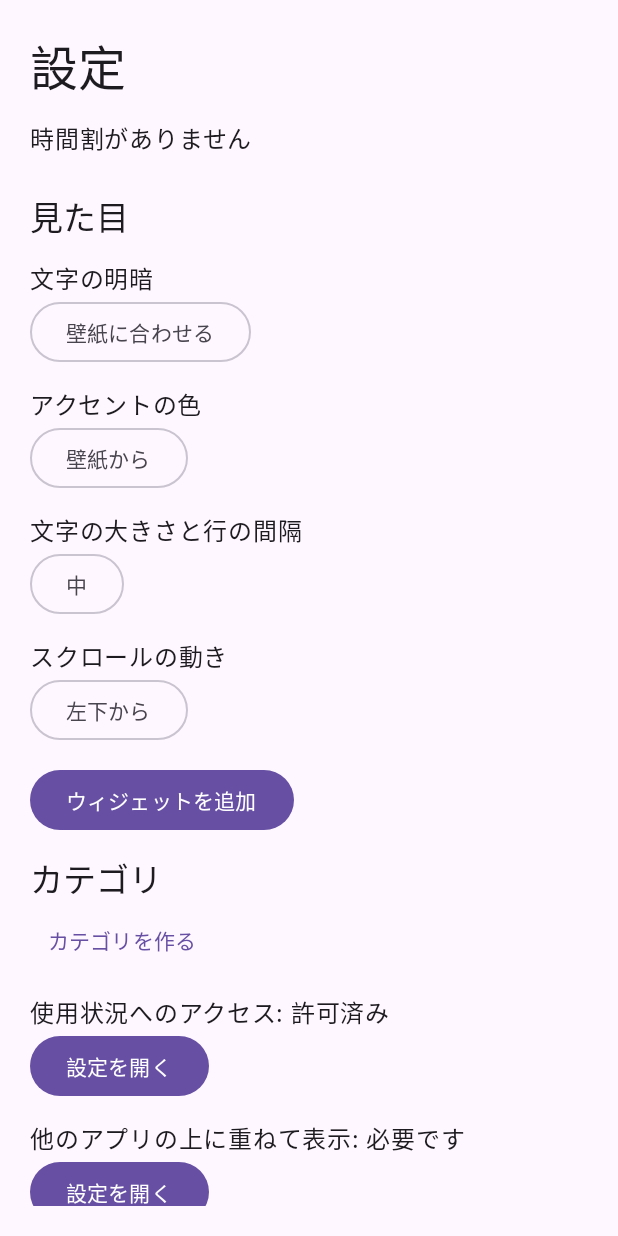
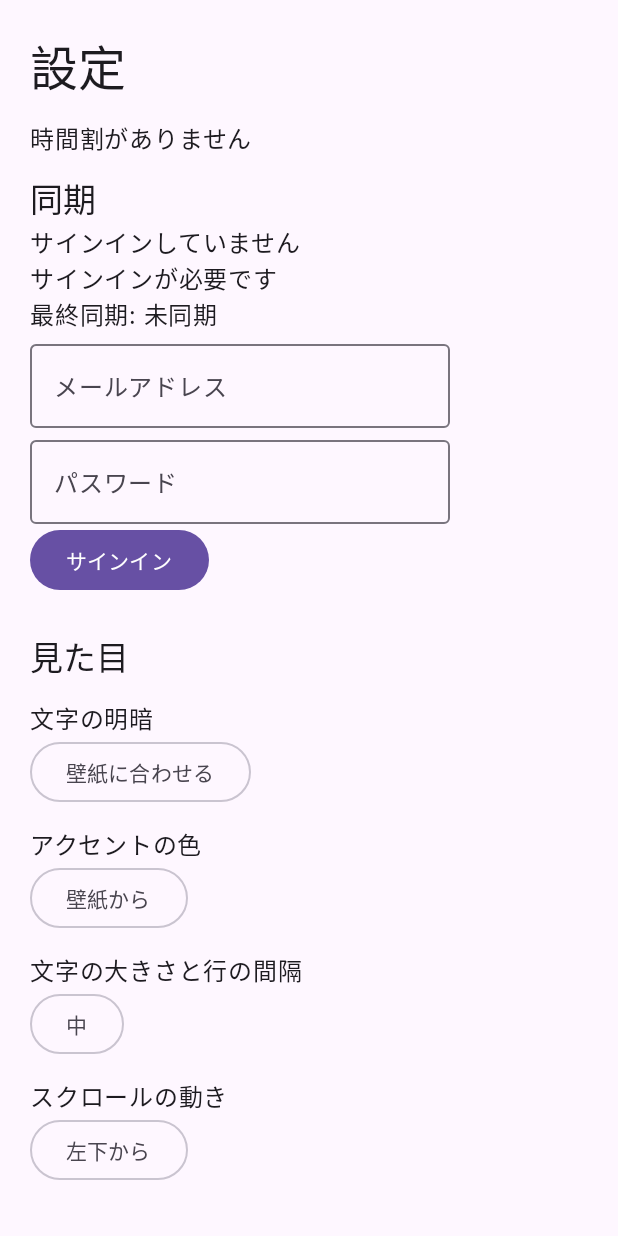
Before and after one commit to Meowtaverse-Games/cadence, an Android app built with Jetpack Compose: the screen it shows after launch once a user with an empty profile is signed in (SettingsActivity), after a tap on "設定", on a phone screen of 412 x 824 dp. Run offline under Robolectric (Android 15) with nearby library versions, the phone set to English and light mode, and no system bars; our stand-ins replace Firebase (no records; nobody signed in at launch, a user with empty details on screens opened directly).

Commit message:
Show sign-in controls and sync state in Android settings and home
Implemented-by: Codex gpt-6-astra

```diff
--- a/android/app/src/main/java/com/meowtaversegames/cadence/MainActivity.kt
+++ b/android/app/src/main/java/com/meowtaversegames/cadence/MainActivity.kt
@@ -97,6 +97,7 @@ class MainActivity : ComponentActivity() {
                 }
                 val blocked = runtime.decision?.end != null
                 val warnings = buildList {
+                    runtime.sync.status.problem?.let { add(it) }
                     runtime.permissionState.missing().forEach { add("${it.label}が必要です") }
                     if (runtime.startFailed) add("ブロックを始められませんでした")
                     if (runtime.launchFailed) add("ブロック画面を出せませんでした")
--- a/android/app/src/main/java/com/meowtaversegames/cadence/SettingsActivity.kt
+++ b/android/app/src/main/java/com/meowtaversegames/cadence/SettingsActivity.kt
@@ -71,6 +71,7 @@ class SettingsActivity : ComponentActivity() {
                     verticalArrangement = Arrangement.spacedBy(12.dp)) {
                     item { Text("設定", style = MaterialTheme.typography.headlineLarge) }
                     item { Text(runtime.statusText()) }
+                    item { SyncSettings(runtime.sync) }
                     item {
                         if (runtime.readFailed) Text("設定を読み込めません。保存済みの設定を確認してください")
                         if (runtime.startFailed) Text("ブロックを始められませんでした")
--- /dev/null
+++ b/android/app/src/main/java/com/meowtaversegames/cadence/SyncSettings.kt
@@ -0,0 +1,47 @@
+package com.meowtaversegames.cadence
+
+import androidx.compose.foundation.layout.Column
+import androidx.compose.foundation.text.KeyboardOptions
+import androidx.compose.material3.Button
+import androidx.compose.material3.MaterialTheme
+import androidx.compose.material3.OutlinedTextField
+import androidx.compose.material3.Text
+import androidx.compose.runtime.*
+import androidx.compose.ui.text.input.KeyboardType
+import androidx.compose.ui.text.input.PasswordVisualTransformation
+import java.time.ZoneId
+import java.time.format.DateTimeFormatter
+
+@Composable
+fun SyncSettings(sync: FirebaseSync) {
+    // Credentials stay only in this composition; never save them to instance state.
+    var address by remember { mutableStateOf("") }
+    var password by remember { mutableStateOf("") }
+    Column {
+        Text("同期", style = MaterialTheme.typography.titleLarge)
+        Text(if (sync.signedIn) "サインイン中" else "サインインしていません")
+        Text(sync.status.text)
+        Text("最終同期: " + (sync.status.lastSync?.let {
+            DateTimeFormatter.ofPattern("yyyy/MM/dd HH:mm:ss").withZone(ZoneId.systemDefault()).format(it)
+        } ?: "未同期"))
+        sync.signInProblem?.let { Text(it) }
+        if (sync.signedIn) {
+            sync.email?.let { Text(it) }
+            Button(onClick = sync::signOut) { Text("サインアウト") }
+        } else if (sync.configured) {
+            OutlinedTextField(address, { address = it }, label = { Text("メールアドレス") },
+                singleLine = true, enabled = !sync.signingIn,
+                keyboardOptions = KeyboardOptions(keyboardType = KeyboardType.Email))
+            OutlinedTextField(password, { password = it }, label = { Text("パスワード") },
+                singleLine = true, enabled = !sync.signingIn, visualTransformation = PasswordVisualTransformation(),
+                keyboardOptions = KeyboardOptions(keyboardType = KeyboardType.Password))
+            Button(enabled = !sync.signingIn, onClick = {
+                sync.signIn(address, password)
+                password = ""
+            }) { Text(if (sync.signingIn) "サインインしています" else "サインイン") }
+        }
+    }
+    LaunchedEffect(sync.signedIn) {
+        if (sync.signedIn) { address = ""; password = "" }
+    }
+}
```
